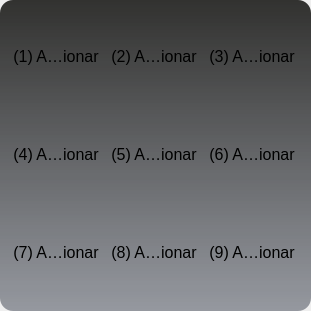
The window that openwithdialog.ui (rsanjuan87/openWith) describes before a commit, drawn with Qt 5.
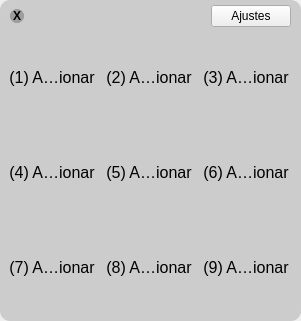
The same window after the commit. Icons and pictures are not drawn.

```diff
--- a/openwithdialog.ui
+++ b/openwithdialog.ui
@@ -6,8 +6,8 @@
    <rect>
     <x>0</x>
     <y>0</y>
-    <width>311</width>
-    <height>311</height>
+    <width>301</width>
+    <height>321</height>
    </rect>
   </property>
   <property name="focusPolicy">
@@ -21,8 +21,8 @@
     <rect>
      <x>0</x>
      <y>0</y>
-     <width>311</width>
-     <height>311</height>
+     <width>301</width>
+     <height>321</height>
     </rect>
    </property>
    <property name="scaledContents">
@@ -34,23 +34,79 @@
     <rect>
      <x>0</x>
      <y>0</y>
-     <width>311</width>
-     <height>311</height>
+     <width>301</width>
+     <height>321</height>
     </rect>
    </property>
    <property name="styleSheet">
-    <string notr="true">QWidget{
-	background-color: rgba(255, 255, 255, 0);
-}
+    <string notr="true">
 QFrame {
-	background-color: qlineargradient(spread:pad, x1:0, y1:0, x2:0, y2:1, stop:0 rgba(46, 46, 44, 250), stop:1 rgba(97, 102, 113, 161));
-   border-radius: 13px;
+	background-color: rgba(150, 150, 150, 100);
+   border-radius: 10px;
 }
 </string>
    </property>
    <layout class="QGridLayout" name="gridLayout_6">
+    <property name="leftMargin">
+     <number>3</number>
+    </property>
+    <property name="topMargin">
+     <number>3</number>
+    </property>
+    <property name="rightMargin">
+     <number>3</number>
+    </property>
+    <property name="bottomMargin">
+     <number>3</number>
+    </property>
+    <property name="spacing">
+     <number>3</number>
+    </property>
+    <item row="1" column="1">
+     <widget class="QToolButton" name="btn2">
+      <property name="minimumSize">
+       <size>
+        <width>90</width>
+        <height>90</height>
+       </size>
+      </property>
+      <property name="maximumSize">
+       <size>
+        <width>90</width>
+        <height>90</height>
+       </size>
+      </property>
+      <property name="font">
+       <font>
+        <pointsize>12</pointsize>
+       </font>
+      </property>
+      <property name="styleSheet">
+       <string notr="true">background-color: rgba(255, 255, 255, 0);</string>
+      </property>
+      <property name="text">
+       <string>(2) Adicionar</string>
+      </property>
+      <property name="icon">
+       <iconset resource="imgs/imgs.qrc">
+        <normaloff>:/add.png</normaloff>:/add.png</iconset>
+      </property>
+      <property name="iconSize">
+       <size>
+        <width>64</width>
+        <height>64</height>
+       </size>
+      </property>
+      <property name="toolButtonStyle">
+       <enum>Qt::ToolButtonTextUnderIcon</enum>
+      </property>
+      <property name="autoRaise">
+       <bool>true</bool>
+      </property>
+     </widget>
+    </item>
     <item row="1" column="2">
-     <widget class="QToolButton" name="btn6">
+     <widget class="QToolButton" name="btn3">
       <property name="minimumSize">
        <size>
         <width>90</width>
@@ -68,48 +124,11 @@
         <pointsize>12</pointsize>
        </font>
       </property>
-      <property name="text">
-       <string>(6) Adicionar</string>
+      <property name="styleSheet">
+       <string notr="true">background-color: rgba(255, 255, 255, 0);</string>
       </property>
-      <property name="icon">
-       <iconset resource="imgs/imgs.qrc">
-        <normaloff>:/add.png</normaloff>:/add.png</iconset>
-      </property>
-      <property name="iconSize">
-       <size>
-        <width>64</width>
-        <height>64</height>
-       </size>
-      </property>
-      <property name="toolButtonStyle">
-       <enum>Qt::ToolButtonTextUnderIcon</enum>
-      </property>
-      <property name="autoRaise">
-       <bool>true</bool>
-      </property>
-     </widget>
-    </item>
-    <item row="2" column="2">
-     <widget class="QToolButton" name="btn9">
-      <property name="minimumSize">
-       <size>
-        <width>90</width>
-        <height>90</height>
-       </size>
-      </property>
-      <property name="maximumSize">
-       <size>
-        <width>90</width>
-        <height>90</height>
-       </size>
-      </property>
-      <property name="font">
-       <font>
-        <pointsize>12</pointsize>
-       </font>
-      </property>
       <property name="text">
-       <string>(9) Adicionar</string>
+       <string>(3) Adicionar</string>
       </property>
       <property name="icon">
        <iconset resource="imgs/imgs.qrc">
@@ -129,7 +148,7 @@
       </property>
      </widget>
     </item>
-    <item row="0" column="0">
+    <item row="1" column="0">
      <widget class="QToolButton" name="btn1">
       <property name="minimumSize">
        <size>
@@ -148,6 +167,9 @@
         <pointsize>12</pointsize>
        </font>
       </property>
+      <property name="styleSheet">
+       <string notr="true">background-color: rgba(255, 255, 255, 0);</string>
+      </property>
       <property name="text">
        <string>(1) Adicionar</string>
       </property>
@@ -169,7 +191,136 @@
       </property>
      </widget>
     </item>
+    <item row="2" column="2">
+     <widget class="QToolButton" name="btn6">
+      <property name="minimumSize">
+       <size>
+        <width>90</width>
+        <height>90</height>
+       </size>
+      </property>
+      <property name="maximumSize">
+       <size>
+        <width>90</width>
+        <height>90</height>
+       </size>
+      </property>
+      <property name="font">
+       <font>
+        <pointsize>12</pointsize>
+       </font>
+      </property>
+      <property name="styleSheet">
+       <string notr="true">background-color: rgba(255, 255, 255, 0);</string>
+      </property>
+      <property name="text">
+       <string>(6) Adicionar</string>
+      </property>
+      <property name="icon">
+       <iconset resource="imgs/imgs.qrc">
+        <normaloff>:/add.png</normaloff>:/add.png</iconset>
+      </property>
+      <property name="iconSize">
+       <size>
+        <width>64</width>
+        <height>64</height>
+       </size>
+      </property>
+      <property name="toolButtonStyle">
+       <enum>Qt::ToolButtonTextUnderIcon</enum>
+      </property>
+      <property name="autoRaise">
+       <bool>true</bool>
+      </property>
+     </widget>
+    </item>
     <item row="2" column="0">
+     <widget class="QToolButton" name="btn4">
+      <property name="minimumSize">
+       <size>
+        <width>90</width>
+        <height>90</height>
+       </size>
+      </property>
+      <property name="maximumSize">
+       <size>
+        <width>90</width>
+        <height>90</height>
+       </size>
+      </property>
+      <property name="font">
+       <font>
+        <pointsize>12</pointsize>
+       </font>
+      </property>
+      <property name="styleSheet">
+       <string notr="true">background-color: rgba(255, 255, 255, 0);</string>
+      </property>
+      <property name="text">
+       <string>(4) Adicionar</string>
+      </property>
+      <property name="icon">
+       <iconset resource="imgs/imgs.qrc">
+        <normaloff>:/add.png</normaloff>:/add.png</iconset>
+      </property>
+      <property name="iconSize">
+       <size>
+        <width>64</width>
+        <height>64</height>
+       </size>
+      </property>
+      <property name="toolButtonStyle">
+       <enum>Qt::ToolButtonTextUnderIcon</enum>
+      </property>
+      <property name="autoRaise">
+       <bool>true</bool>
+      </property>
+     </widget>
+    </item>
+    <item row="3" column="1">
+     <widget class="QToolButton" name="btn8">
+      <property name="minimumSize">
+       <size>
+        <width>90</width>
+        <height>90</height>
+       </size>
+      </property>
+      <property name="maximumSize">
+       <size>
+        <width>90</width>
+        <height>90</height>
+       </size>
+      </property>
+      <property name="font">
+       <font>
+        <pointsize>12</pointsize>
+       </font>
+      </property>
+      <property name="styleSheet">
+       <string notr="true">background-color: rgba(255, 255, 255, 0);</string>
+      </property>
+      <property name="text">
+       <string>(8) Adicionar</string>
+      </property>
+      <property name="icon">
+       <iconset resource="imgs/imgs.qrc">
+        <normaloff>:/add.png</normaloff>:/add.png</iconset>
+      </property>
+      <property name="iconSize">
+       <size>
+        <width>64</width>
+        <height>64</height>
+       </size>
+      </property>
+      <property name="toolButtonStyle">
+       <enum>Qt::ToolButtonTextUnderIcon</enum>
+      </property>
+      <property name="autoRaise">
+       <bool>true</bool>
+      </property>
+     </widget>
+    </item>
+    <item row="3" column="0">
      <widget class="QToolButton" name="btn7">
       <property name="minimumSize">
        <size>
@@ -188,6 +339,9 @@
         <pointsize>12</pointsize>
        </font>
       </property>
+      <property name="styleSheet">
+       <string notr="true">background-color: rgba(255, 255, 255, 0);</string>
+      </property>
       <property name="text">
        <string>(7) Adicionar</string>
       </property>
@@ -209,8 +363,8 @@
       </property>
      </widget>
     </item>
-    <item row="0" column="2">
-     <widget class="QToolButton" name="btn3">
+    <item row="3" column="2">
+     <widget class="QToolButton" name="btn9">
       <property name="minimumSize">
        <size>
         <width>90</width>
@@ -228,48 +382,11 @@
         <pointsize>12</pointsize>
        </font>
       </property>
-      <property name="text">
-       <string>(3) Adicionar</string>
+      <property name="styleSheet">
+       <string notr="true">background-color: rgba(255, 255, 255, 0);</string>
       </property>
-      <property name="icon">
-       <iconset resource="imgs/imgs.qrc">
-        <normaloff>:/add.png</normaloff>:/add.png</iconset>
-      </property>
-      <property name="iconSize">
-       <size>
-        <width>64</width>
-        <height>64</height>
-       </size>
-      </property>
-      <property name="toolButtonStyle">
-       <enum>Qt::ToolButtonTextUnderIcon</enum>
-      </property>
-      <property name="autoRaise">
-       <bool>true</bool>
-      </property>
-     </widget>
-    </item>
-    <item row="0" column="1">
-     <widget class="QToolButton" name="btn2">
-      <property name="minimumSize">
-       <size>
-        <width>90</width>
-        <height>90</height>
-       </size>
-      </property>
-      <property name="maximumSize">
-       <size>
-        <width>90</width>
-        <height>90</height>
-       </size>
-      </property>
-      <property name="font">
-       <font>
-        <pointsize>12</pointsize>
-       </font>
-      </property>
       <property name="text">
-       <string>(2) Adicionar</string>
+       <string>(9) Adicionar</string>
       </property>
       <property name="icon">
        <iconset resource="imgs/imgs.qrc">
@@ -290,46 +407,6 @@
      </widget>
     </item>
     <item row="2" column="1">
-     <widget class="QToolButton" name="btn8">
-      <property name="minimumSize">
-       <size>
-        <width>90</width>
-        <height>90</height>
-       </size>
-      </property>
-      <property name="maximumSize">
-       <size>
-        <width>90</width>
-        <height>90</height>
-       </size>
-      </property>
-      <property name="font">
-       <font>
-        <pointsize>12</pointsize>
-       </font>
-      </property>
-      <property name="text">
-       <string>(8) Adicionar</string>
-      </property>
-      <property name="icon">
-       <iconset resource="imgs/imgs.qrc">
-        <normaloff>:/add.png</normaloff>:/add.png</iconset>
-      </property>
-      <property name="iconSize">
-       <size>
-        <width>64</width>
-        <height>64</height>
-       </size>
-      </property>
-      <property name="toolButtonStyle">
-       <enum>Qt::ToolButtonTextUnderIcon</enum>
-      </property>
-      <property name="autoRaise">
-       <bool>true</bool>
-      </property>
-     </widget>
-    </item>
-    <item row="1" column="1">
      <widget class="QToolButton" name="btn5">
       <property name="minimumSize">
        <size>
@@ -348,6 +425,9 @@
         <pointsize>12</pointsize>
        </font>
       </property>
+      <property name="styleSheet">
+       <string notr="true">background-color: rgba(255, 255, 255, 0);</string>
+      </property>
       <property name="text">
        <string>(5) Adicionar</string>
       </property>
@@ -369,45 +449,68 @@
       </property>
      </widget>
     </item>
-    <item row="1" column="0">
-     <widget class="QToolButton" name="btn4">
-      <property name="minimumSize">
-       <size>
-        <width>90</width>
-        <height>90</height>
-       </size>
+    <item row="0" column="0" colspan="3">
+     <layout class="QHBoxLayout" name="horizontalLayout">
+      <property name="spacing">
+       <number>0</number>
       </property>
-      <property name="maximumSize">
-       <size>
-        <width>90</width>
-        <height>90</height>
-       </size>
-      </property>
-      <property name="font">
-       <font>
-        <pointsize>12</pointsize>
-       </font>
-      </property>
-      <property name="text">
-       <string>(4) Adicionar</string>
-      </property>
-      <property name="icon">
-       <iconset resource="imgs/imgs.qrc">
-        <normaloff>:/add.png</normaloff>:/add.png</iconset>
-      </property>
-      <property name="iconSize">
-       <size>
-        <width>64</width>
-        <height>64</height>
-       </size>
-      </property>
-      <property name="toolButtonStyle">
-       <enum>Qt::ToolButtonTextUnderIcon</enum>
-      </property>
-      <property name="autoRaise">
-       <bool>true</bool>
-      </property>
-     </widget>
+      <item>
+       <widget class="QToolButton" name="toolButton">
+        <property name="minimumSize">
+         <size>
+          <width>20</width>
+          <height>20</height>
+         </size>
+        </property>
+        <property name="maximumSize">
+         <size>
+          <width>20</width>
+          <height>20</height>
+         </size>
+        </property>
+        <property name="font">
+         <font>
+          <weight>75</weight>
+          <bold>true</bold>
+         </font>
+        </property>
+        <property name="styleSheet">
+         <string notr="true">
+background-color: qradialgradient(spread:pad, cx:0.5, cy:0.5, radius:0.7, fx:0.5, fy:0.5, stop:0 rgba(157, 157, 157, 255), stop:0.479904 rgba(157, 157, 157, 255), stop:0.522685 rgba(255, 255, 255, 0), stop:1 rgba(255, 255, 255, 0));
+color: rgb(0, 0, 0);</string>
+        </property>
+        <property name="text">
+         <string>X</string>
+        </property>
+        <property name="autoRaise">
+         <bool>true</bool>
+        </property>
+       </widget>
+      </item>
+      <item>
+       <spacer name="horizontalSpacer">
+        <property name="orientation">
+         <enum>Qt::Horizontal</enum>
+        </property>
+        <property name="sizeHint" stdset="0">
+         <size>
+          <width>40</width>
+          <height>20</height>
+         </size>
+        </property>
+       </spacer>
+      </item>
+      <item>
+       <widget class="QPushButton" name="pushButton_2">
+        <property name="text">
+         <string>Ajustes</string>
+        </property>
+        <property name="autoDefault">
+         <bool>false</bool>
+        </property>
+       </widget>
+      </item>
+     </layout>
     </item>
    </layout>
   </widget>
```
Left out of the diff: 19 changed lines with no effect on the pictures.
